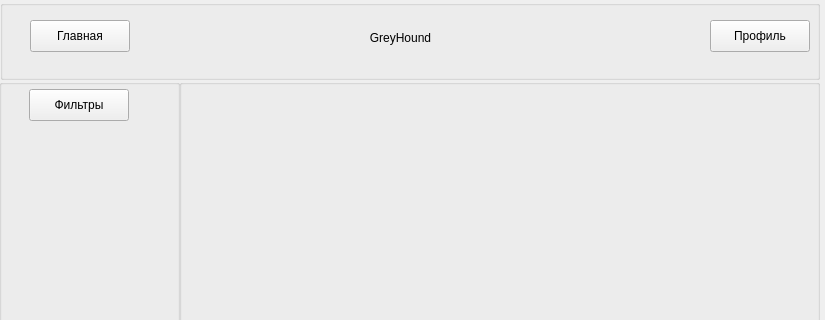
The window that GreyHound/mainwindow.ui (ProteusP/GreyHound-hiring-desktop-app) describes before a commit, drawn with Qt 5; both pictures show x 0 to 825 and y 0 to 320 of the 825 by 600 pixel window.
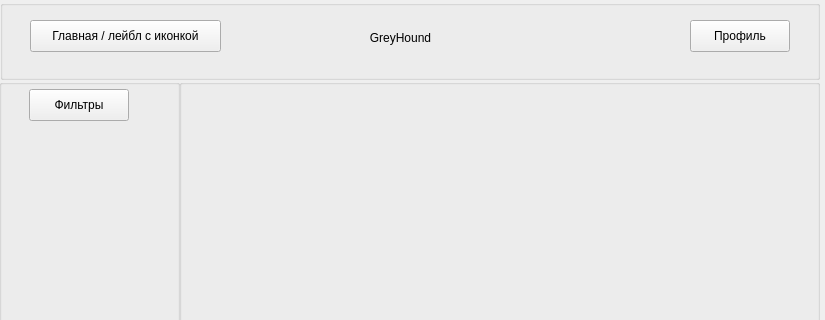
The same window after the commit.

```diff
--- a/GreyHound/mainwindow.ui
+++ b/GreyHound/mainwindow.ui
@@ -47,18 +47,18 @@
       <rect>
        <x>30</x>
        <y>20</y>
-       <width>100</width>
+       <width>191</width>
        <height>32</height>
       </rect>
      </property>
      <property name="text">
-      <string>Главная</string>
+      <string>Главная / лейбл с иконкой</string>
      </property>
     </widget>
     <widget class="QPushButton" name="profilePB">
      <property name="geometry">
       <rect>
-       <x>710</x>
+       <x>690</x>
        <y>20</y>
        <width>100</width>
        <height>32</height>
```
